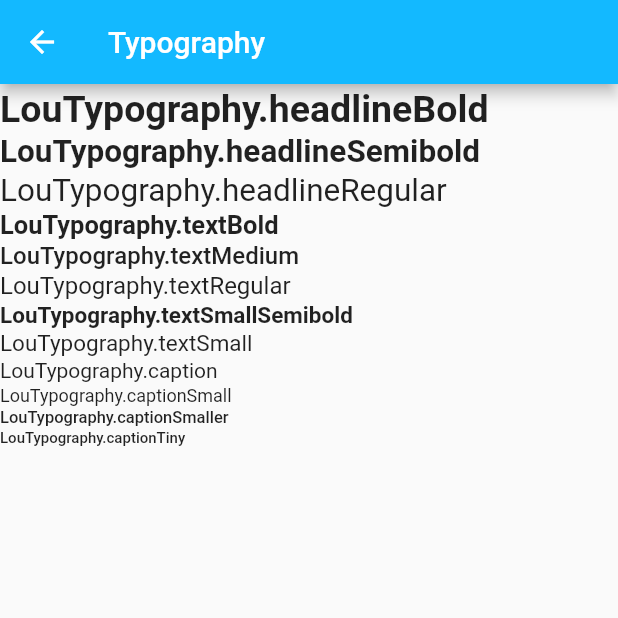
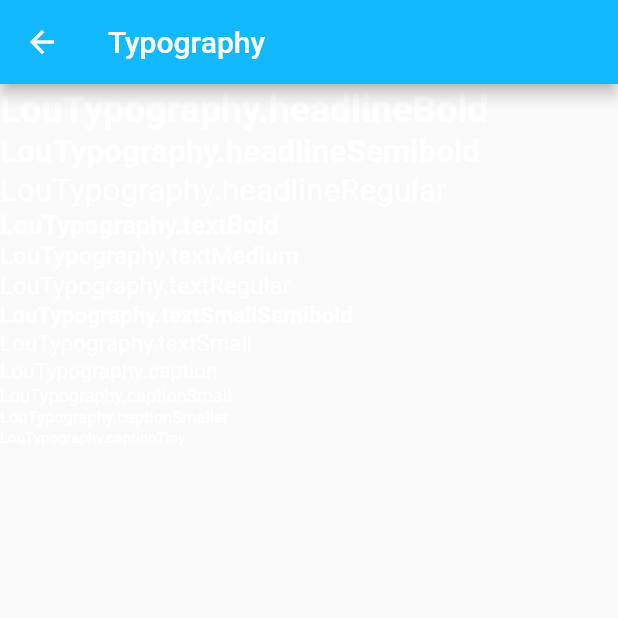
Before and after one commit to kamskr/lou_bank, a Flutter app: the TypographyScreen screen opened directly, on a phone screen of 412 x 824 dp, the top half of it. Run offline on Flutter 3.47's test engine with Material 2 defaults, Android fonts, the phone set to English and light mode, and no system bars; our stand-ins replace bloc, flutter_bloc; generated files the repository leaves out were written again.

Commit message:
added theme

```diff
--- a/packages/lou_bank_ui/lib/src/theme/lou_theme.dart
+++ b/packages/lou_bank_ui/lib/src/theme/lou_theme.dart
@@ -3,11 +3,53 @@ import 'package:flutter/material.dart';
 import '../lou_bank_ui.dart';
 
 abstract class LouTheme {
-  static ThemeData get darkTheme => ThemeData(
-        brightness: Brightness.dark,
-        primaryColor: LouColors.grey1,
-        accentColor: LouColors.yellow,
-        fontFamily: 'Roboto',
-        backgroundColor: LouColors.grey1,
-      );
+  static final ThemeData darkTheme = ThemeData(
+    brightness: Brightness.dark,
+    fontFamily: 'Roboto',
+    primaryColor: LouColors.grey1,
+    accentColor: LouColors.yellow,
+    canvasColor: _backgroundColor,
+    backgroundColor: _backgroundColor,
+    scaffoldBackgroundColor: _backgroundColor,
+    iconTheme: _iconTheme,
+    appBarTheme: _appBarTheme,
+    textTheme: _textTheme,
+    splashColor: LouColors.white,
+    snackBarTheme: _snackBarTheme,
+  );
+
+  static const _backgroundColor = LouColors.grey1;
+
+  static const _iconTheme = IconThemeData(color: LouColors.yellow);
+
+  static final _appBarTheme = AppBarTheme(
+    textTheme: _textTheme,
+    elevation: 0,
+  );
+
+  static final _snackBarTheme = SnackBarThemeData(
+    contentTextStyle: LouTypography.textMedium.copyWith(
+      color: LouColors.white,
+    ),
+    actionTextColor: LouColors.yellow,
+    backgroundColor: LouColors.white,
+    elevation: 4.0,
+    behavior: SnackBarBehavior.floating,
+  );
+
+  static final _textTheme = TextTheme(
+    headline1: LouTypography.headlineBold,
+    headline2: LouTypography.headlineRegular,
+    headline3: LouTypography.headlineSemibold,
+    headline4: LouTypography.textBold,
+    headline5: LouTypography.textBold,
+    headline6: LouTypography.textBold,
+    subtitle1: LouTypography.headlineRegular,
+    subtitle2: LouTypography.headlineSemibold,
+    bodyText1: LouTypography.textMedium,
+    bodyText2: LouTypography.textRegular,
+    button: LouTypography.textMedium,
+    caption: LouTypography.caption,
+    overline: LouTypography.captionTiny,
+  );
 }
--- a/packages/lou_bank_ui/lib/src/typography/lou_typography.dart
+++ b/packages/lou_bank_ui/lib/src/typography/lou_typography.dart
@@ -1,11 +1,15 @@
 import 'package:flutter/material.dart';
+
+import '../../lou_bank_ui.dart';
 
 abstract class LouTypography {
   static const _baseTextStyle = TextStyle(
-      fontWeight: LouFontWeight.medium,
-      height: 1.25,
-      package: 'lou_bank_ui',
-      fontFamily: 'Roboto');
+    fontWeight: LouFontWeight.medium,
+    height: 1.25,
+    package: 'lou_bank_ui',
+    fontFamily: 'Roboto',
+    color: LouColors.white,
+  );
 
   /// Headlines
   static final TextStyle headlineBold = _baseTextStyle.copyWith(
```
